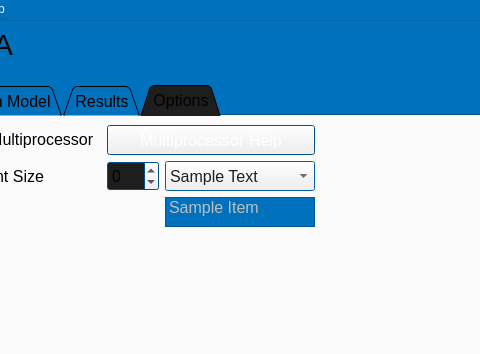
Above: omega_gui/elements/omega_gui_qt.ui from johnathanvic/EPA_OMEGA_Model before the change; both pictures show x 100 to 580 and y 0 to 354 of the 773 by 651 pixel window. Below: the same form after it.
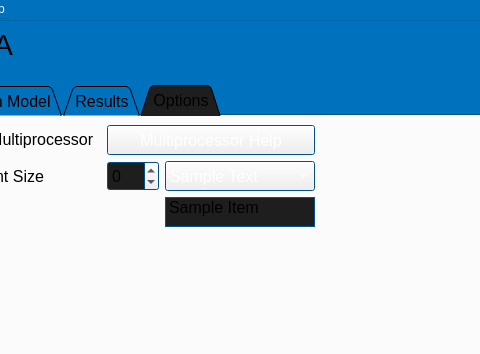
That is the form after the change. Custom widgets are drawn as their Qt base class.

Commit message: trying to fix sample list box...

Diff of the .ui file:
```diff
--- a/omega_gui/elements/omega_gui_qt.ui
+++ b/omega_gui/elements/omega_gui_qt.ui
@@ -1195,7 +1195,7 @@
         <item row="1" column="2">
          <widget class="QComboBox" name="sample_comboBox">
           <property name="enabled">
-           <bool>false</bool>
+           <bool>true</bool>
           </property>
           <property name="sizePolicy">
            <sizepolicy hsizetype="Fixed" vsizetype="Fixed">
@@ -1260,7 +1260,7 @@
         <item row="2" column="2">
          <widget class="QListWidget" name="sample_listWidget">
           <property name="enabled">
-           <bool>false</bool>
+           <bool>true</bool>
           </property>
           <property name="sizePolicy">
            <sizepolicy hsizetype="Fixed" vsizetype="Fixed">
```
